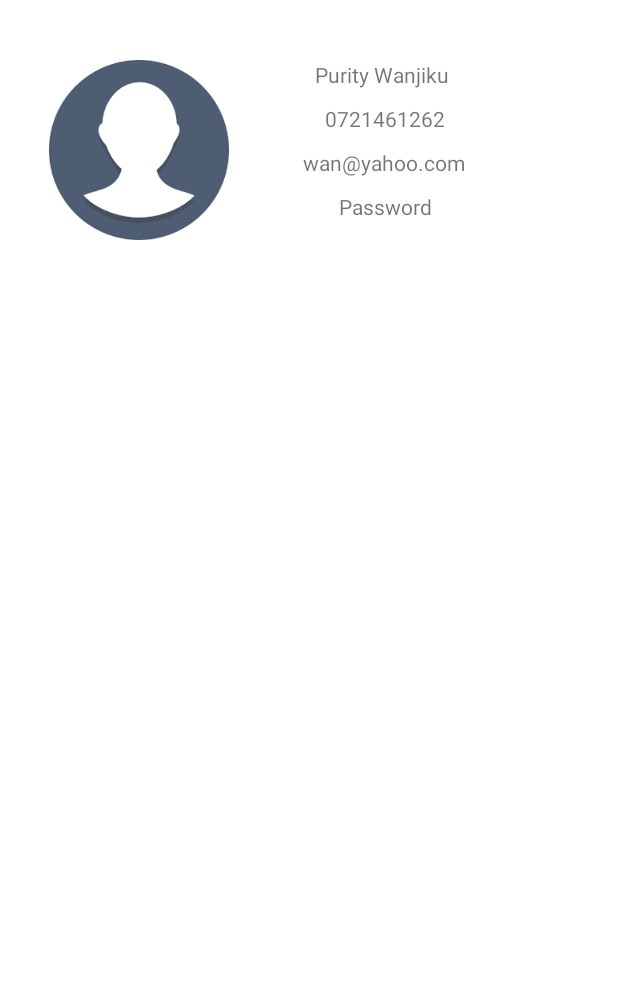
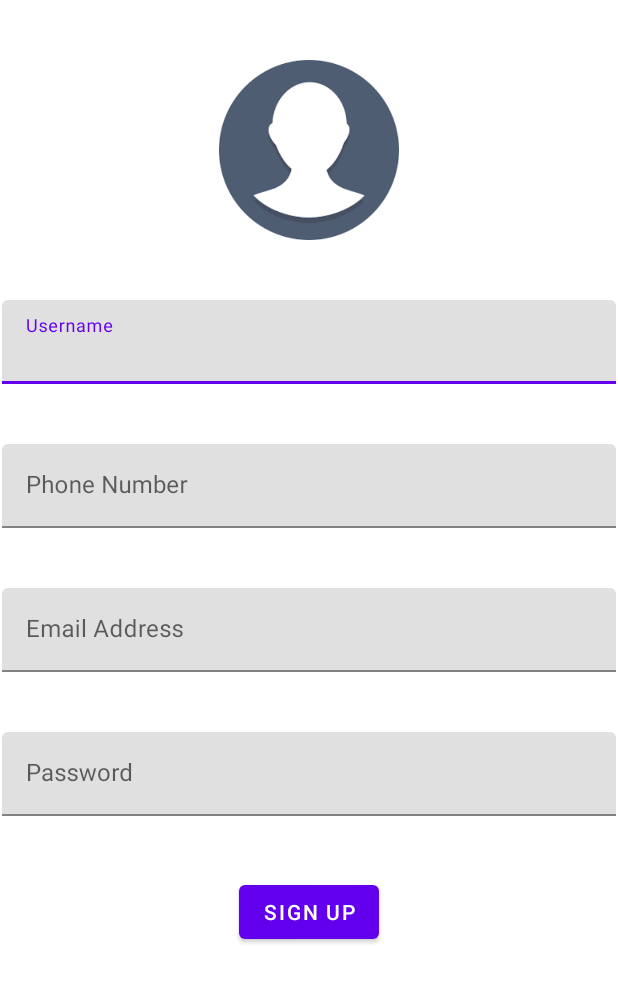
Before and after one commit to Purity-Wanjiku/Billz-Assessment, an Android app: the layout activity_main.xml on its own in the app's theme, with its tools: preview values and no code run, on a phone screen of 412 x 824 dp. Shown: the top 982 px of the screen. Run offline under Robolectric (Android 15) with nearby library versions, the phone set to English and light mode, and no system bars.

```diff
--- a/app/build.gradle
+++ b/app/build.gradle
@@ -36,7 +36,7 @@ android {
 
 dependencies {
 
-    implementation 'androidx.core:core-ktx:1.10.1'
+    implementation 'androidx.core:core-ktx:1.7.0'
     implementation 'androidx.appcompat:appcompat:1.6.1'
     implementation 'com.google.android.material:material:1.9.0'
     implementation 'androidx.constraintlayout:constraintlayout:2.1.4'
--- a/app/src/main/java/com/collections/billz/inputadapter.kt
+++ /dev/null
@@ -1,5 +0,0 @@
-package com.collections.billz
-
-class SignUp(){
-
-}
--- a/app/src/main/res/layout/activity_main.xml
+++ b/app/src/main/res/layout/activity_main.xml
@@ -6,67 +6,91 @@
     android:layout_height="match_parent"
     tools:context=".MainActivity">
 
+    <com.google.android.material.textfield.TextInputLayout
+        android:id="@+id/tilUsername"
+        android:layout_width="409dp"
+        android:layout_height="wrap_content"
+        android:layout_marginTop="40dp"
+        app:layout_constraintEnd_toEndOf="parent"
+        app:layout_constraintStart_toStartOf="parent"
+        app:layout_constraintTop_toBottomOf="@+id/ivAvatar">
+
+        <com.google.android.material.textfield.TextInputEditText
+            android:id="@+id/etUsername"
+            android:layout_width="match_parent"
+            android:layout_height="wrap_content"
+            android:hint="@string/username" />
+    </com.google.android.material.textfield.TextInputLayout>
+
+    <com.google.android.material.textfield.TextInputLayout
+        android:id="@+id/tilPhonenumber"
+        android:layout_width="409dp"
+        android:layout_height="wrap_content"
+        android:layout_marginTop="40dp"
+        app:layout_constraintEnd_toEndOf="parent"
+        app:layout_constraintStart_toStartOf="parent"
+        app:layout_constraintTop_toBottomOf="@+id/tilUsername">
+
+        <com.google.android.material.textfield.TextInputEditText
+            android:id="@+id/etPhonenumber"
+            android:layout_width="match_parent"
+            android:layout_height="wrap_content"
+            android:hint="@string/phone_number" />
+    </com.google.android.material.textfield.TextInputLayout>
+
+    <com.google.android.material.textfield.TextInputLayout
+        android:id="@+id/tilEmail"
+        android:layout_width="409dp"
+        android:layout_height="wrap_content"
+        android:layout_marginTop="40dp"
+        app:layout_constraintEnd_toEndOf="parent"
+        app:layout_constraintStart_toStartOf="parent"
+        app:layout_constraintTop_toBottomOf="@+id/tilPhonenumber">
+
+        <com.google.android.material.textfield.TextInputEditText
+            android:id="@+id/etEmail"
+            android:layout_width="match_parent"
+            android:layout_height="wrap_content"
+            android:hint="@string/email_address" />
+    </com.google.android.material.textfield.TextInputLayout>
+
+    <com.google.android.material.textfield.TextInputLayout
+        android:id="@+id/tilPassword"
+        android:layout_width="409dp"
+        android:layout_height="wrap_content"
+        android:layout_marginTop="40dp"
+        app:layout_constraintEnd_toEndOf="parent"
+        app:layout_constraintStart_toStartOf="parent"
+        app:layout_constraintTop_toBottomOf="@+id/tilEmail">
+
+        <com.google.android.material.textfield.TextInputEditText
+            android:id="@+id/etPassword"
+            android:layout_width="match_parent"
+            android:layout_height="wrap_content"
+            android:hint="Password"
+            tools:ignore="HardcodedText" />
+    </com.google.android.material.textfield.TextInputLayout>
+
+    <Button
+        android:id="@+id/btSubmit"
+        android:layout_width="wrap_content"
+        android:layout_height="wrap_content"
+        android:layout_marginTop="40dp"
+        android:text="sign up"
+        app:layout_constraintEnd_toEndOf="parent"
+        app:layout_constraintStart_toStartOf="parent"
+        app:layout_constraintTop_toBottomOf="@+id/tilPassword"
+        tools:ignore="HardcodedText" />
+
     <ImageView
-        android:id="@+id/ivProfile"
+        android:id="@+id/ivAvatar"
         android:layout_width="120dp"
         android:layout_height="120dp"
+        android:layout_marginStart="40dp"
         android:layout_marginTop="40dp"
         android:layout_marginEnd="40dp"
         app:layout_constraintEnd_toEndOf="parent"
-        app:layout_constraintHorizontal_bias="0.13"
         app:layout_constraintStart_toStartOf="parent"
         app:layout_constraintTop_toTopOf="parent"
         app:srcCompat="@drawable/profileimage" />
-
-    <TextView
-        android:id="@+id/tvUsername1"
-        android:layout_width="wrap_content"
-        android:layout_height="wrap_content"
-        android:layout_marginStart="40dp"
-        android:layout_marginTop="40dp"
-        android:layout_marginEnd="40dp"
-        android:text="Purity Wanjiku"
-        app:layout_constraintEnd_toEndOf="parent"
-        app:layout_constraintHorizontal_bias="0.192"
-        app:layout_constraintStart_toEndOf="@+id/ivProfile"
-        app:layout_constraintTop_toTopOf="parent" />
-
-    <TextView
-        android:id="@+id/tvPhonenumber1"
-        android:layout_width="wrap_content"
-        android:layout_height="wrap_content"
-        android:layout_marginStart="40dp"
-        android:layout_marginTop="10dp"
-        android:layout_marginEnd="40dp"
-        android:text="0721461262"
-        app:layout_constraintEnd_toEndOf="parent"
-        app:layout_constraintHorizontal_bias="0.241"
-        app:layout_constraintStart_toEndOf="@+id/ivProfile"
-        app:layout_constraintTop_toBottomOf="@+id/tvUsername1" />
-
-    <TextView
-        android:id="@+id/tvEmail1"
-        android:layout_width="wrap_content"
-        android:layout_height="wrap_content"
-        android:layout_marginStart="40dp"
-        android:layout_marginTop="10dp"
-        android:layout_marginEnd="40dp"
-        android:text="wan@yahoo.com"
-        app:layout_constraintEnd_toEndOf="parent"
-        app:layout_constraintHorizontal_bias="0.128"
-        app:layout_constraintStart_toEndOf="@+id/ivProfile"
-        app:layout_constraintTop_toBottomOf="@+id/tvPhonenumber1" />
-
-    <TextView
-        android:id="@+id/tvPassword1"
-        android:layout_width="wrap_content"
-        android:layout_height="wrap_content"
-        android:layout_marginStart="40dp"
-        android:layout_marginTop="10dp"
-        android:layout_marginEnd="40dp"
-        android:text="Password"
-        app:layout_constraintEnd_toEndOf="parent"
-        app:layout_constraintHorizontal_bias="0.284"
-        app:layout_constraintStart_toEndOf="@+id/ivProfile"
-        app:layout_constraintTop_toBottomOf="@+id/tvEmail1" />
 </androidx.constraintlayout.widget.ConstraintLayout>
```
Also changed, not shown: app/src/main/java/com/collections/billz/MainActivity.kt (+118 -6 lines), app/src/main/java/com/collections/billz/Signup.kt (+23 -68 lines), app/src/main/res/layout/activity_signup.xml (+35 -65 lines).
